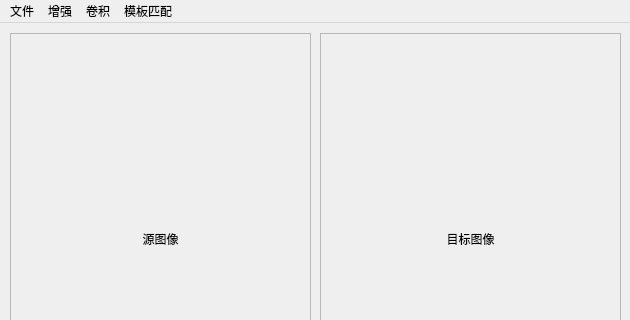
Qt form mainwindow.ui (ShawnZhang31/Mac-OpenCV-QT5.6) before a commit; both pictures show x 0 to 630 and y 0 to 320 of the 630 by 514 pixel window.
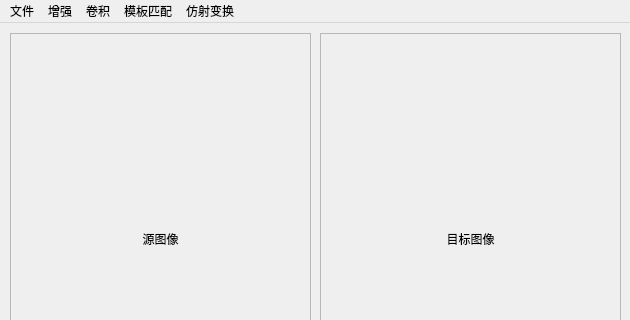
The same form after that commit.

Commit message: 完成仿射变化的功能

```diff
--- a/mainwindow.ui
+++ b/mainwindow.ui
@@ -134,10 +134,18 @@
     <addaction name="actionTM_CCOFF"/>
     <addaction name="actionTM_CCOEFF_NORMED"/>
    </widget>
+   <widget class="QMenu" name="menu_5">
+    <property name="title">
+     <string>仿射变换</string>
+    </property>
+    <addaction name="actionWrapAffine"/>
+    <addaction name="actionRotateWrapAffine"/>
+   </widget>
    <addaction name="menu"/>
    <addaction name="menu_2"/>
    <addaction name="menu_3"/>
    <addaction name="menu_4"/>
+   <addaction name="menu_5"/>
   </widget>
   <widget class="QStatusBar" name="statusBar"/>
   <action name="action_Open_TestImage">
```
Left out of the diff: 10 changed lines with no effect on the pictures. The commit also changes 4 other files.
